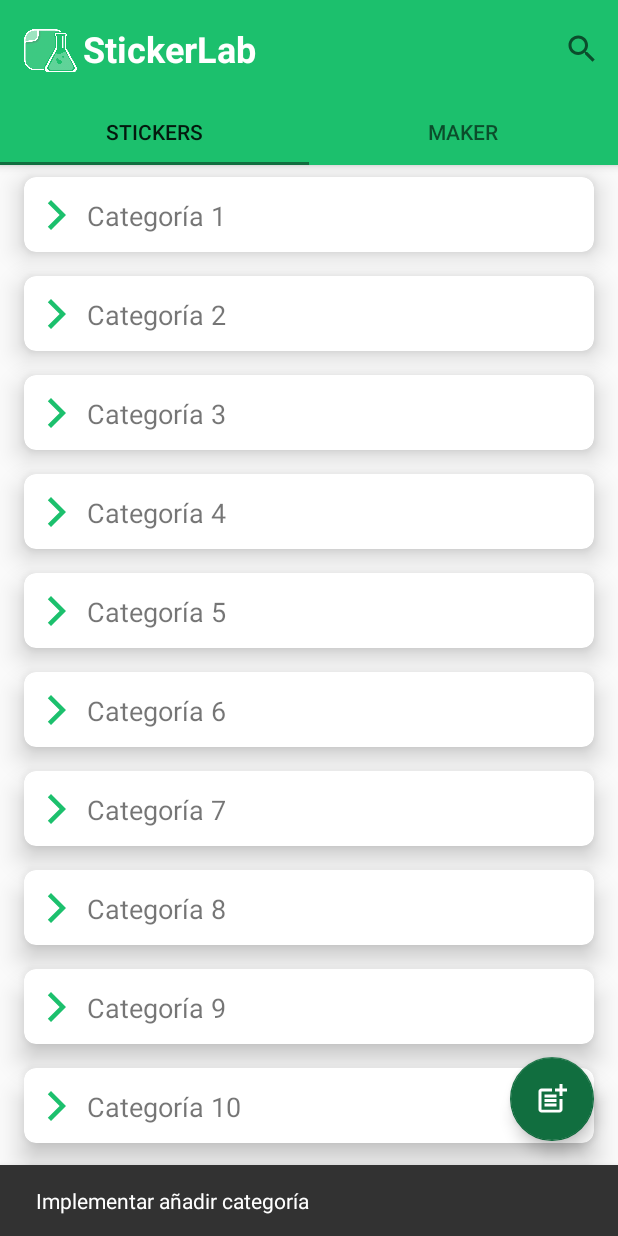
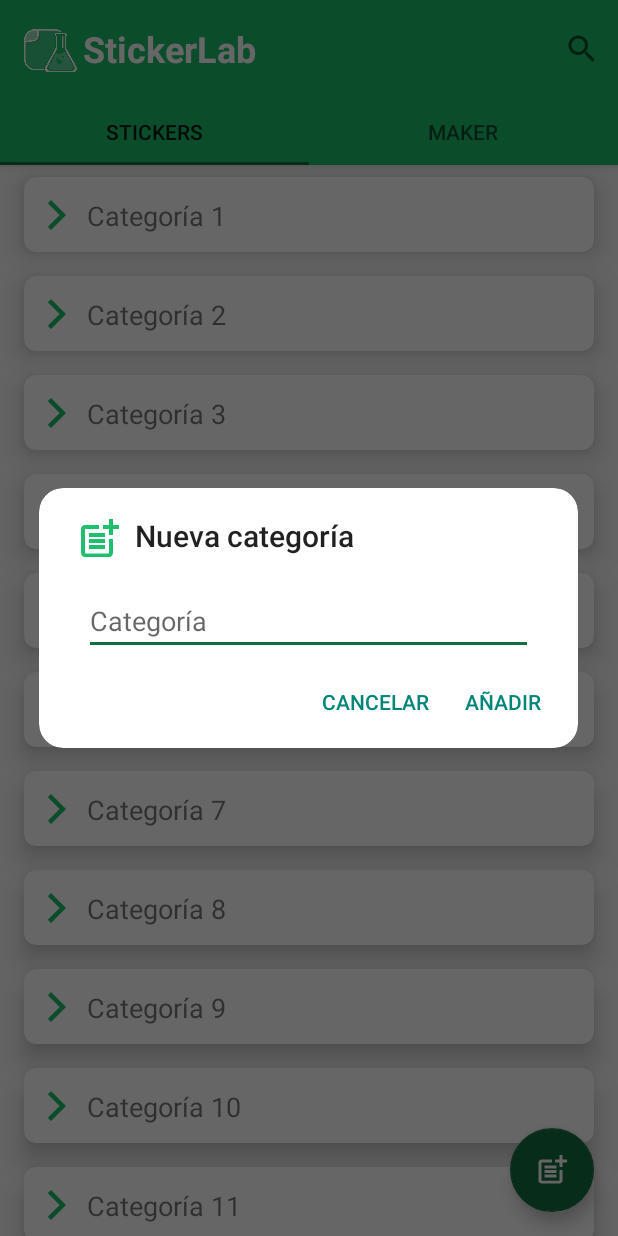
Before and after one commit to DanielFernandezPacheco/StickerLab, an Android app: the screen it shows after launch (MainActivity), after a tap on an icon or button, on a phone screen of 412 x 824 dp. Run offline under Robolectric (Android 15) with nearby library versions, the phone set to English and light mode, and no system bars; our stand-ins replace Room's generated code.

Commit message:
addCategoryDialog

```diff
--- a/app/src/main/java/es/fdi/stickerlab/MainActivity.java
+++ b/app/src/main/java/es/fdi/stickerlab/MainActivity.java
@@ -1,8 +1,12 @@
 package es.fdi.stickerlab;
 
+import androidx.appcompat.app.AlertDialog;
 import androidx.appcompat.app.AppCompatActivity;
 import androidx.coordinatorlayout.widget.CoordinatorLayout;
+import androidx.room.Room;
 import androidx.viewpager.widget.ViewPager;
+
+import android.app.Dialog;
 import android.content.Intent;
 import android.graphics.Bitmap;
 import android.net.Uri;
@@ -13,6 +17,7 @@ import android.view.LayoutInflater;
 import android.view.Menu;
 import android.view.MenuInflater;
 import android.view.View;
+import android.widget.EditText;
 import android.widget.ImageView;
 import android.widget.SearchView;
 import android.widget.TextView;
@@ -27,7 +32,11 @@ import java.io.FileNotFoundException;
 import java.io.IOException;
 import java.util.ArrayList;
 
+import es.fdi.stickerlab.DAO.AppDatabase;
+import es.fdi.stickerlab.Model.Category;
+
 public class MainActivity extends AppCompatActivity {
+    public static AppDatabase db;
     SearchView searchView;
     SectionsPagerAdapter sectionsPagerAdapter;
 
@@ -48,7 +57,11 @@ public class MainActivity extends AppCompatActivity {
         fab.setOnClickListener(new View.OnClickListener() {
             @Override
             public void onClick(View v) {
-                Snackbar.make(v, "Implementar añadir categoría", 2000).show();
+                new addCategoryDialog(MainActivity.this);
+
+                /*Category category;
+
+                db.categoryDAO().insertCategoty(Category);*/
             }
         });
 
@@ -168,4 +181,5 @@ public class MainActivity extends AppCompatActivity {
             }
         }
     }
+
 }
--- /dev/null
+++ b/app/src/main/java/es/fdi/stickerlab/addCategoryDialog.java
@@ -0,0 +1,63 @@
+package es.fdi.stickerlab;
+
+import android.content.Context;
+import android.content.DialogInterface;
+import android.graphics.Bitmap;
+import android.view.LayoutInflater;
+import android.view.View;
+import android.widget.AdapterView;
+import android.widget.ArrayAdapter;
+import android.widget.EditText;
+import android.widget.ImageView;
+import android.widget.Spinner;
+import android.widget.Toast;
+
+import androidx.annotation.NonNull;
+import androidx.appcompat.app.AlertDialog;
+
+import com.google.android.material.snackbar.Snackbar;
+
+import java.util.ArrayList;
+
+import es.fdi.stickerlab.Model.Category;
+
+public class addCategoryDialog extends AlertDialog.Builder {
+    public static final String NO_CATEGORY = "Sin categoría";
+    View view;
+    EditText categoryName;
+    public addCategoryDialog(@NonNull Context context) {
+        super(context, R.style.RoundedCornersDialog);
+
+        this.createView(context);
+        categoryName = view.findViewById(R.id.newCategoryName);
+
+        this.buttonsActions(context);
+
+        this.show();
+    }
+
+    private void createView(Context context) {
+        LayoutInflater inflater = LayoutInflater.from(context);
+
+        // Titulo del dialog e icono
+        this.setTitle("Nueva categoría");
+        this.setIcon(R.drawable.ic_baseline_add_category_green_24);
+
+        // establece el layout personalizado
+        view = inflater.inflate(R.layout.add_category_dialog, null);
+
+        this.setView(view);
+    }
+
+    // configuración de los dos botones del dialog
+    private void buttonsActions(final Context context) {
+        // Acción del botón guardar
+        this.setPositiveButton("Añadir", new DialogInterface.OnClickListener() {
+            public void onClick(DialogInterface dialog, int which) {
+                // Almacenar sticker
+            }
+        });
+        this.setNegativeButton("Cancelar", null);
+    }
+
+}
--- /dev/null
+++ b/app/src/main/res/drawable/ic_baseline_add_category_green_24.xml
@@ -0,0 +1,9 @@
+<vector android:height="24dp" android:tint="#1CC06D"
+    android:viewportHeight="24" android:viewportWidth="24"
+    android:width="24dp" xmlns:android="http://schemas.android.com/apk/res/android">
+    <path android:fillColor="@android:color/white" android:pathData="M17,19.22H5V7h7V5H5C3.9,5 3,5.9 3,7v12c0,1.1 0.9,2 2,2h12c1.1,0 2,-0.9 2,-2v-7h-2V19.22z"/>
+    <path android:fillColor="@android:color/white" android:pathData="M19,2h-2v3h-3c0.01,0.01 0,2 0,2h3v2.99c0.01,0.01 2,0 2,0V7h3V5h-3V2z"/>
+    <path android:fillColor="@android:color/white" android:pathData="M7,9h8v2h-8z"/>
+    <path android:fillColor="@android:color/white" android:pathData="M7,12l0,2l8,0l0,-2l-3,0z"/>
+    <path android:fillColor="@android:color/white" android:pathData="M7,15h8v2h-8z"/>
+</vector>
--- /dev/null
+++ b/app/src/main/res/layout/add_category_dialog.xml
@@ -0,0 +1,23 @@
+<?xml version="1.0" encoding="utf-8"?>
+<androidx.constraintlayout.widget.ConstraintLayout
+    xmlns:android="http://schemas.android.com/apk/res/android"
+    xmlns:app="http://schemas.android.com/apk/res-auto"
+    xmlns:tools="http://schemas.android.com/tools"
+    android:layout_width="match_parent"
+    android:layout_height="match_parent">
+
+    <EditText
+        android:id="@+id/newCategoryName"
+        android:layout_width="0dp"
+        android:layout_height="wrap_content"
+        android:layout_marginStart="30dp"
+        android:layout_marginTop="16dp"
+        android:layout_marginEnd="30dp"
+        android:ems="10"
+        android:hint="@string/category"
+        android:inputType="textPersonName"
+        app:layout_constraintEnd_toEndOf="parent"
+        app:layout_constraintStart_toStartOf="parent"
+        app:layout_constraintTop_toTopOf="parent" />
+
+</androidx.constraintlayout.widget.ConstraintLayout>
--- a/app/src/main/res/layout/received_dialog.xml
+++ b/app/src/main/res/layout/received_dialog.xml
@@ -17,7 +17,7 @@
         tools:srcCompat="@tools:sample/avatars" />
 
     <EditText
-        android:id="@+id/etiquetaSticker"
+        android:id="@+id/newCategoryName"
         android:layout_width="0dp"
         android:layout_height="wrap_content"
         android:layout_marginStart="16dp"
```
Also changed, not shown: app/build.gradle (+9 -0 lines), app/src/main/java/es/fdi/stickerlab/DAO/AppDatabase.java (added, +15 -0 lines), app/src/main/java/es/fdi/stickerlab/DAO/CategoryDAO.java (added, +31 -0 lines), app/src/main/java/es/fdi/stickerlab/Model/Category.java (added, +22 -0 lines).
